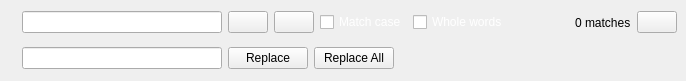
Old version of the form pyqode/core/frontend/ui/search_panel.ui in the repository pyQode/pyqode.core.
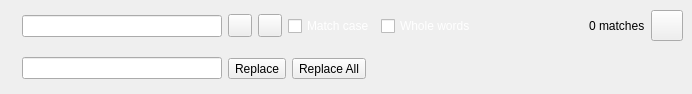
New version of the form. Icons and pictures are not drawn.

```diff
--- a/pyqode/core/frontend/ui/search_panel.ui
+++ b/pyqode/core/frontend/ui/search_panel.ui
@@ -6,8 +6,8 @@
    <rect>
     <x>0</x>
     <y>0</y>
-    <width>686</width>
-    <height>81</height>
+    <width>692</width>
+    <height>94</height>
    </rect>
   </property>
   <property name="windowTitle">
@@ -92,7 +92,7 @@
           </widget>
          </item>
          <item>
-          <widget class="QPushButton" name="pushButtonPrevious">
+          <widget class="QToolButton" name="toolButtonPrevious">
            <property name="text">
             <string/>
            </property>
@@ -103,7 +103,7 @@
           </widget>
          </item>
          <item>
-          <widget class="QPushButton" name="pushButtonNext">
+          <widget class="QToolButton" name="toolButtonNext">
            <property name="text">
             <string/>
            </property>
@@ -333,7 +333,7 @@
           </widget>
          </item>
          <item>
-          <widget class="QPushButton" name="pushButtonClose">
+          <widget class="QToolButton" name="toolButtonClose">
            <property name="text">
             <string/>
            </property>
@@ -343,8 +343,8 @@
            </property>
            <property name="iconSize">
             <size>
-             <width>12</width>
-             <height>12</height>
+             <width>24</width>
+             <height>24</height>
             </size>
            </property>
           </widget>
@@ -394,14 +394,14 @@
           </widget>
          </item>
          <item>
-          <widget class="QPushButton" name="pushButtonReplace">
+          <widget class="QToolButton" name="toolButtonReplace">
            <property name="text">
             <string>Replace</string>
            </property>
           </widget>
          </item>
          <item>
-          <widget class="QPushButton" name="pushButtonReplaceAll">
+          <widget class="QToolButton" name="toolButtonReplaceAll">
            <property name="text">
             <string>Replace All</string>
            </property>
```
Left out of the diff: 14 changed lines with no effect on the pictures.
